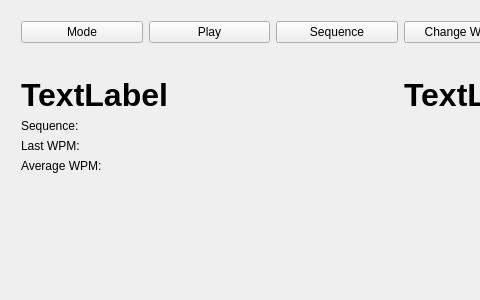
First picture: the form in MainWindow.ui, repository hardaker/CuteCW, before the edit; both pictures show x 0 to 480 and y 0 to 300 of the 800 by 300 pixel window.
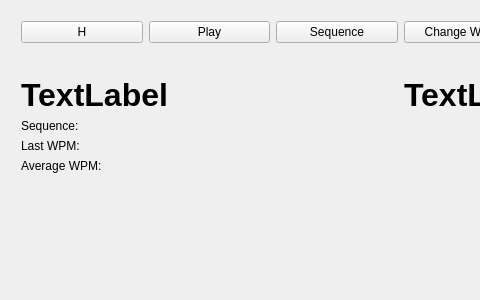
Second picture: the form after the edit.

```diff
--- a/MainWindow.ui
+++ b/MainWindow.ui
@@ -35,7 +35,7 @@
        <item>
         <widget class="QPushButton" name="modeMenu">
          <property name="text">
-          <string>Mode</string>
+          <string>H</string>
          </property>
         </widget>
        </item>
```
Left out of the diff: 2 changed lines with no effect on the pictures.
